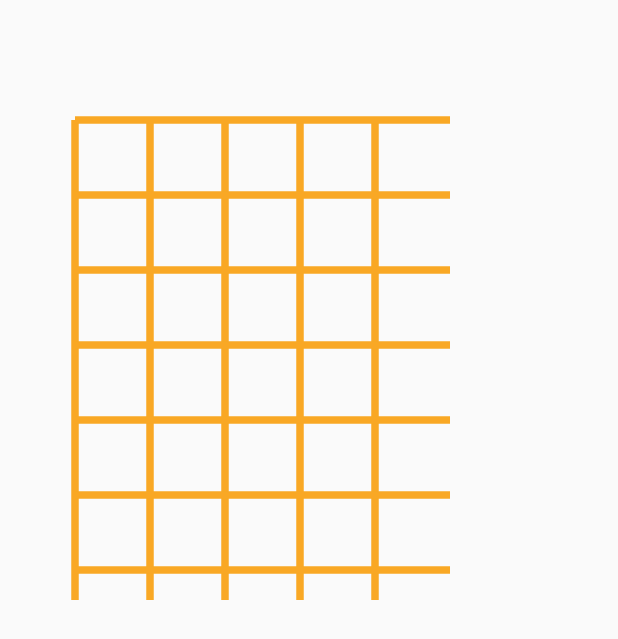
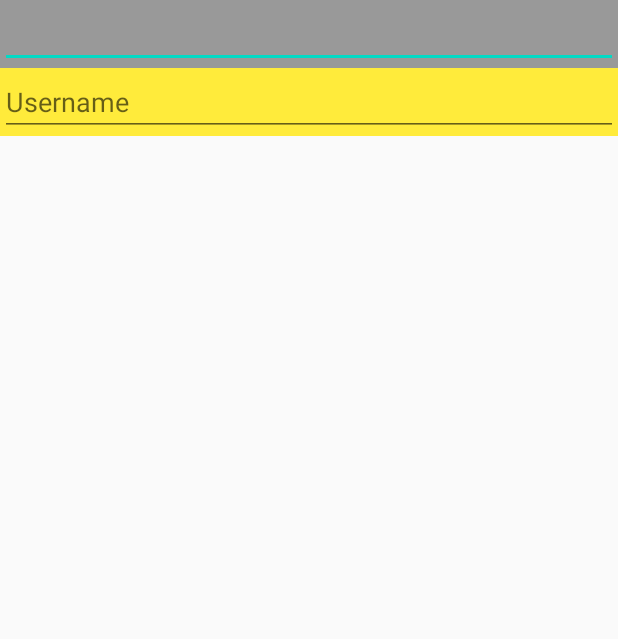
Before and after one commit to dongzhouT/kotlinDemo, an Android app: the DrawableDemoActivity screen opened directly, with no data from a screen before it, on a phone screen of 412 x 824 dp. Shown: the top 639 px of the screen. Run offline under Robolectric (Android 15) with nearby library versions, the phone set to English and light mode, and no system bars; network calls fail.

Commit message:
MaterialEditext 实践

```diff
--- a/app/src/main/java/com/example/kotlindemo/drawable/DrawableDemoActivity.kt
+++ b/app/src/main/java/com/example/kotlindemo/drawable/DrawableDemoActivity.kt
@@ -4,8 +4,10 @@ import android.app.Activity
 import android.os.Bundle
 import android.os.Handler
 import android.os.Message
+import androidx.core.view.postDelayed
 import com.example.kotlindemo.R
 import com.example.kotlindemo.log
+import kotlinx.android.synthetic.main.activity_drawable_demo.*
 
 class DrawableDemoActivity : Activity() {
     private val mHandler = object : Handler() {
@@ -36,8 +38,12 @@ class DrawableDemoActivity : Activity() {
         mHandler2.sendEmptyMessage(1)
         mHandler2.sendEmptyMessageDelayed(2, 2000)
         mHandler2.sendEmptyMessage(3)
+        met.postDelayed(3000) {
+            met.useFloatingLabel = false
+        }
     }
 }
-fun main(){
+
+fun main() {
     println("1111222")
 }
--- /dev/null
+++ b/app/src/main/java/com/example/kotlindemo/drawable/MaterialEdittext2.kt
@@ -0,0 +1,70 @@
+package com.example.kotlindemo.drawable
+
+import android.animation.ObjectAnimator
+import android.content.Context
+import android.graphics.Canvas
+import android.graphics.Paint
+import android.util.AttributeSet
+import androidx.appcompat.widget.AppCompatEditText
+import com.example.kotlindemo.R
+import com.example.kotlindemo.dp
+
+private val TEXT_SIZE = 12.dp
+private val TEXT_MARGIN = 8.dp
+private val OFFSET = 23.dp
+
+class MaterialEdittext2(context: Context?, attrs: AttributeSet?) : AppCompatEditText(context, attrs) {
+    var verticalOffset = 18.dp
+    var paint = Paint(Paint.ANTI_ALIAS_FLAG).apply {
+        textSize = 12.dp
+    }
+    private val animator by lazy {
+        ObjectAnimator.ofFloat(this, "fraction", 0f, 1f)
+    }
+    var fraction = 0f
+        set(value) {
+            field = value
+            invalidate()
+        }
+    var animShown = false
+    var useFloatingLabel = false
+        set(value) {
+            if (field != value) {
+                field = value
+                if (field) {
+                    setPadding(paddingLeft, (paddingTop + TEXT_SIZE + TEXT_MARGIN).toInt(), paddingRight, paddingBottom)
+                } else {
+                    setPadding(paddingLeft, (paddingTop - TEXT_SIZE - TEXT_MARGIN).toInt(), paddingRight, paddingBottom)
+                }
+            }
+        }
+
+    init {
+        var typeArray = resources.obtainAttributes(attrs, R.styleable.MaterialEdittext2)
+        useFloatingLabel = typeArray.getBoolean(R.styleable.MaterialEdittext2_useFloatingLabel2, true)
+    }
+
+    override fun onTextChanged(text: CharSequence?, start: Int, lengthBefore: Int, lengthAfter: Int) {
+        super.onTextChanged(text, start, lengthBefore, lengthAfter)
+        if (text.isNullOrEmpty() && animShown) {
+            animator.reverse()
+            animShown = false
+        } else if (!animShown && !text.isNullOrEmpty()) {
+            animator.start()
+            animShown = true
+        }
+    }
+
+    override fun onDraw(canvas: Canvas) {
+        super.onDraw(canvas)
+        if (useFloatingLabel) {
+            paint.alpha = (fraction * 0xff).toInt()
+            var currentOffset = verticalOffset + OFFSET * (1 - fraction)
+            canvas.drawText(hint.toString(), paddingLeft.toFloat(), currentOffset, paint)
+        }
+
+
+    }
+
+
+}
--- a/app/src/main/res/layout/activity_drawable_demo.xml
+++ b/app/src/main/res/layout/activity_drawable_demo.xml
@@ -1,13 +1,39 @@
 <?xml version="1.0" encoding="utf-8"?>
-<androidx.constraintlayout.widget.ConstraintLayout xmlns:android="http://schemas.android.com/apk/res/android"
+<LinearLayout xmlns:android="http://schemas.android.com/apk/res/android"
     xmlns:app="http://schemas.android.com/apk/res-auto"
     xmlns:tools="http://schemas.android.com/tools"
     android:layout_width="match_parent"
     android:layout_height="match_parent"
+    android:orientation="vertical"
     tools:context=".drawable.DrawableDemoActivity">
 
     <com.example.kotlindemo.drawable.DrawableView
         android:layout_width="300dp"
-        android:layout_height="400dp" />
+        android:layout_height="400dp"
+        android:visibility="gone" />
 
-</androidx.constraintlayout.widget.ConstraintLayout>
+    <FrameLayout
+        android:layout_width="match_parent"
+        android:layout_height="wrap_content"
+        android:background="#999999">
+
+        <EditText
+            android:id="@+id/editText"
+            android:layout_width="match_parent"
+            android:layout_height="wrap_content" />
+    </FrameLayout>
+
+    <FrameLayout
+        android:layout_width="match_parent"
+        android:layout_height="wrap_content"
+        android:background="@color/colorPrimary">
+
+        <com.example.kotlindemo.drawable.MaterialEdittext2
+            android:id="@+id/met"
+            android:layout_width="match_parent"
+            android:layout_height="wrap_content"
+            android:hint="Username"
+            app:useFloatingLabel2="false" />
+    </FrameLayout>
+
+</LinearLayout>
--- a/app/src/main/res/values/attrs.xml
+++ b/app/src/main/res/values/attrs.xml
@@ -1,6 +1,9 @@
 <?xml version="1.0" encoding="utf-8"?>
 <resources>
     <declare-styleable name="MaterialEdittext">
-        <attr name="useFloatingLabel" format="boolean"/>
+        <attr name="useFloatingLabel" format="boolean" />
+    </declare-styleable>
+    <declare-styleable name="MaterialEdittext2">
+        <attr name="useFloatingLabel2" format="boolean" />
     </declare-styleable>
 </resources>
```
